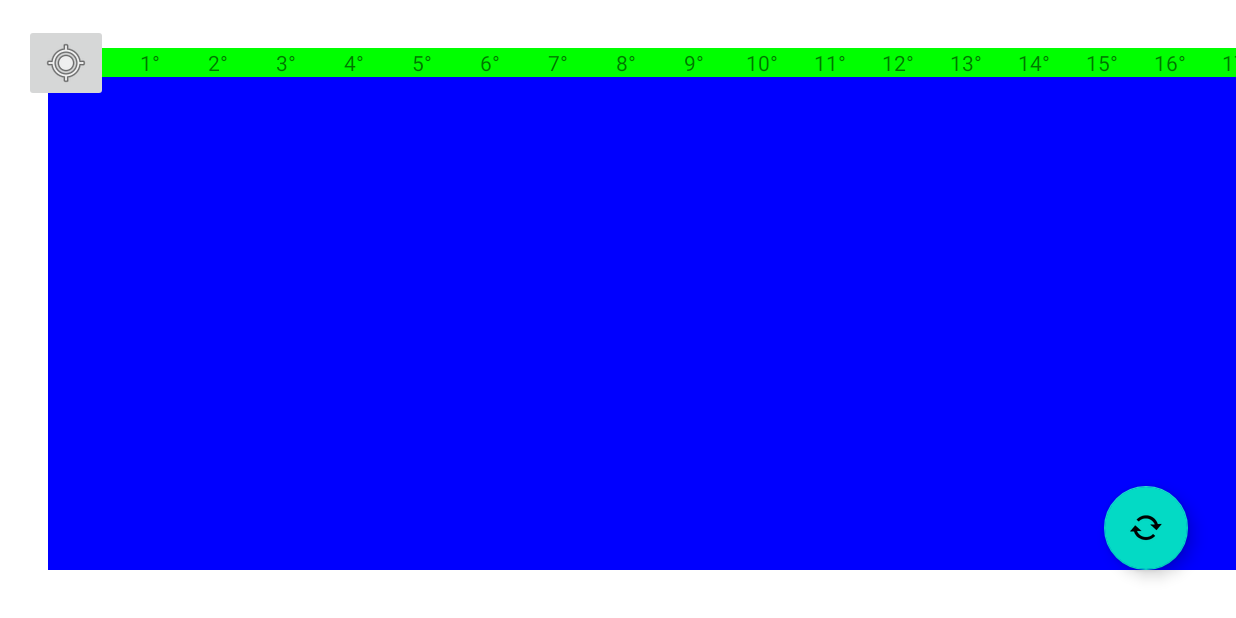
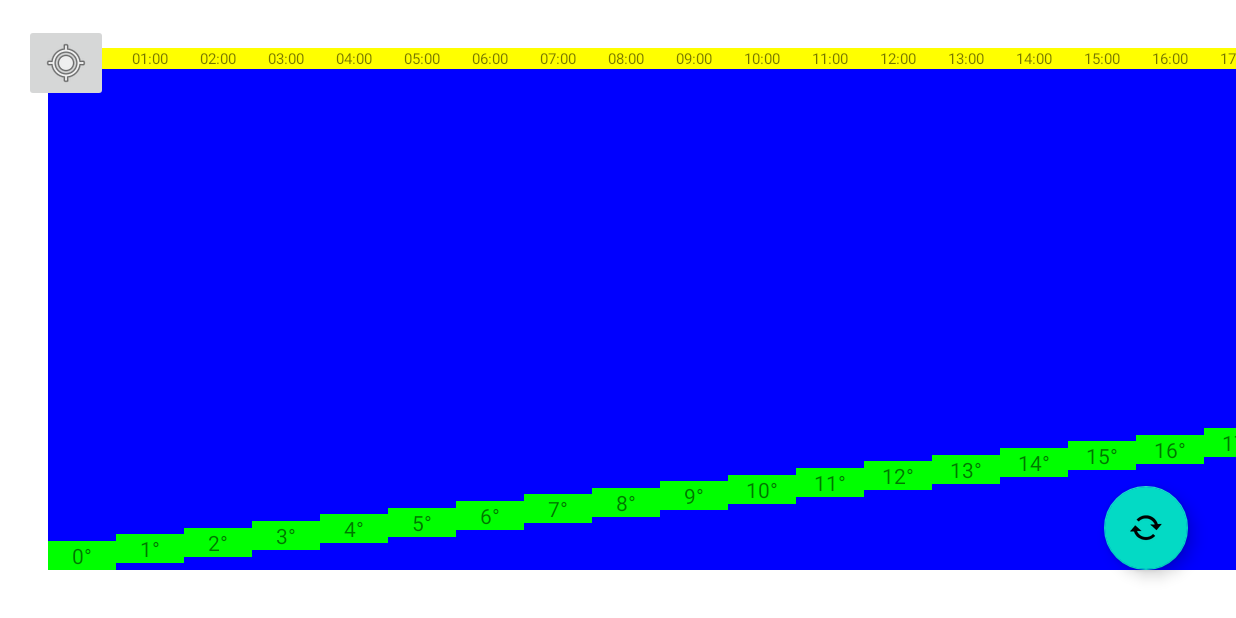
Before and after one commit to EmmaAmnesten/WeatherDisplay, an Android app: the screen it shows after launch (MainActivity), on a phone screen of 824 x 412 dp (held sideways). Run offline under Robolectric (Android 15) with nearby library versions, the phone set to English and light mode, and no system bars.

Commit message:
Calculate weather heights, add times, cleanup

```diff
--- a/app/src/main/java/com/example/weatherdisplay/MainActivity.java
+++ b/app/src/main/java/com/example/weatherdisplay/MainActivity.java
@@ -5,6 +5,7 @@ import android.content.pm.PackageManager;
 import android.os.Bundle;
 import android.util.DisplayMetrics;
 import android.util.Log;
+import android.view.ViewTreeObserver;
 import android.widget.LinearLayout;
 
 import androidx.annotation.NonNull;
@@ -30,14 +31,12 @@ import java.util.ArrayList;
 
 public class MainActivity extends AppCompatActivity {
 
-    static int noWeatherPoints = 30;
-    private int i = 1;
-
     public static final int MY_PERMISSIONS_REQUEST_LOCATION = 99;
 
     LinearLayout weatherColumns;
     static int weatherColumnsHeight;
     static int noOfDays = 3;
+    static int noWeatherPoints; // Calculated from the number of days
     static int noWeatherPointsInOneScreen = 18;
 
     static int screenWidth;
@@ -55,19 +54,16 @@ public class MainActivity extends AppCompatActivity {
         setContentView(R.layout.activity_main);
 
         weatherColumns = (LinearLayout) findViewById(R.id.WeatherColumns);
-        weatherColumnsHeight = weatherColumns.getHeight();
         FloatingActionButton refreshButton = (FloatingActionButton) findViewById(R.id.refreshButton);
-        refreshButton.setOnClickListener(view -> {
-            refreshWeatherData(); } );
+        refreshButton.setOnClickListener(view -> { refreshWeatherData(false); } );
 
         noWeatherPoints = noOfDays * 24;
-
 
         calculateAllDistances();
 
         mFusedLocationClient = LocationServices.getFusedLocationProviderClient(this);
 
-        refreshWeatherData();
+        refreshWeatherData(true);
     }
 
     private void calculateAllDistances() {
@@ -76,22 +72,30 @@ public class MainActivity extends AppCompatActivity {
         screenWidth = displayMetrics.widthPixels;
         screenHeight = displayMetrics.heightPixels;
         edgePadding = (int)Math.floor(screenHeight * 0.05);
+        GetScrollbarHeight();
     }
 
-    private void refreshWeatherData() {
+    private void GetScrollbarHeight() {
+        final ViewTreeObserver observer= weatherColumns.getViewTreeObserver();
+        observer.addOnGlobalLayoutListener(() -> weatherColumnsHeight = weatherColumns.getHeight());
+    }
+
+    private void refreshWeatherData(boolean getTestData) {
         Thread thread = new Thread(() -> {
-            Log.d(this.getClass().getName(), "You pressed on refresh!: ");
-            getLocationData();
-            String response = makeRequest("GET",
-                    "https://api.met.no/weatherapi/locationforecast/2.0/compact?lat=" + locLatitude +
-                            "&lon=" + locLongitude);
+            WeatherPoint.resetTemps();
 
-            //ArrayList<WeatherPoint> weatherPoints = parseTemperatures(response);
-            ArrayList<WeatherPoint> weatherPoints = GetTestWeatherPoints();
-            runOnUiThread(() -> {
-                generateWeatherColumns(weatherPoints);
-            });
+            ArrayList<WeatherPoint> weatherPoints;
+            if (getTestData) {
+                weatherPoints = GetTestWeatherPoints();
+            } else {
+                getLocationData();
+                String url = "https://api.met.no/weatherapi/locationforecast/2.0/compact";
+                String query = "?lat=" + locLatitude + "&lon=" + locLongitude;
+                String response = makeRequest("GET",url + query);
+                weatherPoints = parseTemperatures(response);
+            }
 
+            runOnUiThread(() -> { generateWeatherColumns(weatherPoints); });
         });
         thread.start();
     }
@@ -143,7 +147,7 @@ public class MainActivity extends AppCompatActivity {
             URL url = new URL(uri);
             HttpURLConnection connection = (HttpURLConnection) url.openConnection();
             connection.setRequestMethod(method);
-            connection.setRequestProperty("User-Agent", "WeatherDisplay/0.5 https://github.com/jeppei/WeatherDisplay");
+            connection.setRequestProperty("User-Agent", "WeatherDisplay/0.5 https://github.com/EmmaAmnesten/WeatherDisplay");
 
             int statusCode = connection.getResponseCode();
             InputStream responseStream;
@@ -176,7 +180,6 @@ public class MainActivity extends AppCompatActivity {
         try {
             JSONObject jsonObject = new JSONObject(weatherResponse);
             JSONArray timeseries = jsonObject.getJSONObject("properties").getJSONArray("timeseries");
-
             for (int i = 0; i < noWeatherPoints; i++) {
                 JSONObject timePoint = timeseries.getJSONObject(i);
                 String time = timePoint.getString("time");
@@ -195,6 +198,7 @@ public class MainActivity extends AppCompatActivity {
     }
 
     private void generateWeatherColumns(ArrayList<WeatherPoint> weatherPoints) {
+        weatherColumns.removeAllViews();
         for (int i = 0; i < noWeatherPoints; i++) {
             weatherPoints.get(i).generateTemperatureTextView();
             weatherColumns.addView(weatherPoints.get(i));
@@ -213,7 +217,8 @@ public class MainActivity extends AppCompatActivity {
     private ArrayList<WeatherPoint> GetTestWeatherPoints() {
         ArrayList<WeatherPoint> weatherPoints = new ArrayList<WeatherPoint>();
         for (int i = 0; i < noWeatherPoints; i++) {
-            weatherPoints.add(new WeatherPoint(this, String.valueOf(i), i));
+            String hh = String.format("%02d", i);
+            weatherPoints.add(new WeatherPoint(this, "YYYY-MM-DDT" + hh + ":00", i));
         }
         return weatherPoints;
     }
--- a/app/src/main/java/com/example/weatherdisplay/WeatherPoint.java
+++ b/app/src/main/java/com/example/weatherdisplay/WeatherPoint.java
@@ -1,7 +1,4 @@
 package com.example.weatherdisplay;
-
-import static com.example.weatherdisplay.MainActivity.screenHeight;
-import static com.example.weatherdisplay.MainActivity.weatherColumnsHeight;
 
 import android.content.Context;
 import android.graphics.Color;
@@ -15,12 +12,11 @@ public class WeatherPoint extends LinearLayout {
     public String time;
     public int temperature;
     private TextView temperatureTextView;
+    private TextView timeTextView;
 
     static int minTemp = 100000;
     static int maxTemp = -100000;
     static int tempSpan;
-    int columnTotalTempSpan = 20;
-
 
     public WeatherPoint(Context context, String time, int temperature){
         super(context);
@@ -30,7 +26,7 @@ public class WeatherPoint extends LinearLayout {
 
         minTemp = Math.min(minTemp, temperature);
         maxTemp = Math.max(maxTemp, temperature);
-        tempSpan = maxTemp-minTemp;
+        tempSpan = maxTemp - minTemp;
 
         setOrientation(VERTICAL);
         setBackgroundColor(Color.BLUE);
@@ -40,46 +36,46 @@ public class WeatherPoint extends LinearLayout {
         );
         setLayoutParams(lp);
 
-        /**
-        Log.d("WeatherPoint", "MainActivity.screenHeight: " + MainActivity.screenHeight);
-        Log.d("WeatherPoint", "MainActivity.edgePadding: " + MainActivity.edgePadding);
-        Log.d("WeatherPoint", "tempArea: " + tempArea);
-        Log.d("WeatherPoint", "tempSpan: " + tempSpan);
-        Log.d("WeatherPoint", "singleTempHeight: " + singleTempHeight);
-        Log.d("WeatherPoint", "temperature: " + temperature);
-        Log.d("WeatherPoint", "minTemp: " + minTemp);
-        Log.d("WeatherPoint", "maxTemp: " + maxTemp);
-        Log.d("WeatherPoint", "height: " + height);
-        Log.d("WeatherPoint", "");
-         **/
-        //setPadding(0, height, 0, 0);
+        timeTextView = new TextView(this.getContext());
+        timeTextView.setGravity(Gravity.CENTER);
+        timeTextView.setText(time.substring(11, 16));
+        timeTextView.setTextSize(10);
+        timeTextView.setBackgroundColor(Color.YELLOW);
+        timeTextView.setY(0);
+        timeTextView.measure(0, 0);
+        this.addView(timeTextView);
+    }
+
+    public static void resetTemps() {
+        minTemp = 100000;
+        maxTemp = -100000;
     }
 
     public void generateTemperatureTextView() {
         temperatureTextView = new TextView(this.getContext());
-        temperatureTextView.setGravity(Gravity.CENTER_HORIZONTAL);
+        temperatureTextView.setGravity(Gravity.CENTER);
         temperatureTextView.setText(getTemperatureAsString());
         temperatureTextView.setBackgroundColor(Color.GREEN);
+        temperatureTextView.measure(0, 0);
+
+        int tempTextViewHeight = temperatureTextView.getMeasuredHeight();
+        int timeTextViewHeight = timeTextView.getMeasuredHeight();
+
+        // subtract one tempTextViewHeight to not make the bottommost temp below the scroll view
+        double totalHeight = MainActivity.weatherColumnsHeight - tempTextViewHeight - timeTextViewHeight;
+
+        double singleTempHeight = totalHeight / tempSpan;
+        double posY = totalHeight - (temperature-minTemp) * singleTempHeight;
+        temperatureTextView.setY(Math.round(posY));
+
         this.addView(temperatureTextView);
-
-
-        int middle = weatherColumnsHeight / 2;
-
-
-
-//        int tempArea = screenHeight - 2 * edgePadding;
-//        int singleTempHeight = Math.min(tempArea / tempSpan, 20);
-////        int lower = middle - singleTempHeight * noWeatherPoints / 2;
-//        int posY = screenHeight - (singleTempHeight * (temperature-minTemp) + edgePadding + lower);
-        temperatureTextView.setY(middle);
     }
 
     public String getTemperatureAsString(){
         return temperature + "°";
     }
 
-    public String toString(){
-
+    public String toString() {
         return time + " - " + temperature;
     }
 
```
